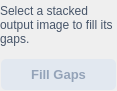
gkyle/startrails, file src/startrails/ui/step_fill_gaps.ui: the form before one commit.
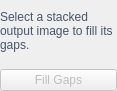
The form after the commit.

Patch:
```diff
--- a/src/startrails/ui/step_fill_gaps.ui
+++ b/src/startrails/ui/step_fill_gaps.ui
@@ -49,26 +49,7 @@
       <cursorShape>PointingHandCursor</cursorShape>
      </property>
      <property name="focusPolicy">
-      <enum>Qt::FocusPolicy::NoFocus</enum>
-     </property>
-     <property name="styleSheet">
-      <string notr="true">QPushButton#run {
-    font-weight: bold;
-    background-color: #0369a1;
-    color: #ffffff;
-    padding: 7px 12px;
-    border-radius: 6px;
-    font-size: 13px;
-    border: 2px solid transparent;
-}
-QPushButton#run:hover {
-    background-color: #075985;
-}
-QPushButton#run:disabled {
-    background-color: #e2e8f0;
-    color: #94a3b8;
-}
-QPushButton#run:focus:enabled { border-color: #ffffff; }</string>
+      <enum>Qt::FocusPolicy::StrongFocus</enum>
      </property>
      <property name="text">
       <string>Fill Gaps</string>
```
